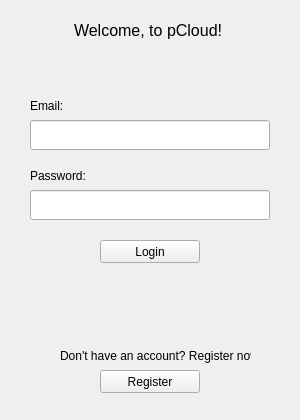
Before: the Qt Designer form pCloud/loginwindow.ui in pcloudcom/pfs-gui, drawn with Qt 5.
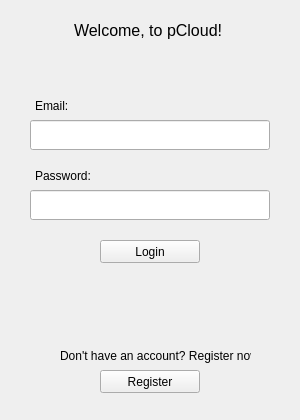
After: the same form once the commit is applied.

Patch:
```diff
--- a/pCloud/loginwindow.ui
+++ b/pCloud/loginwindow.ui
@@ -40,7 +40,7 @@
    <widget class="QLabel" name="label_2">
     <property name="geometry">
      <rect>
-      <x>30</x>
+      <x>35</x>
       <y>160</y>
       <width>111</width>
       <height>31</height>
@@ -53,7 +53,7 @@
    <widget class="QLabel" name="label">
     <property name="geometry">
      <rect>
-      <x>30</x>
+      <x>35</x>
       <y>90</y>
       <width>111</width>
       <height>31</height>
```
